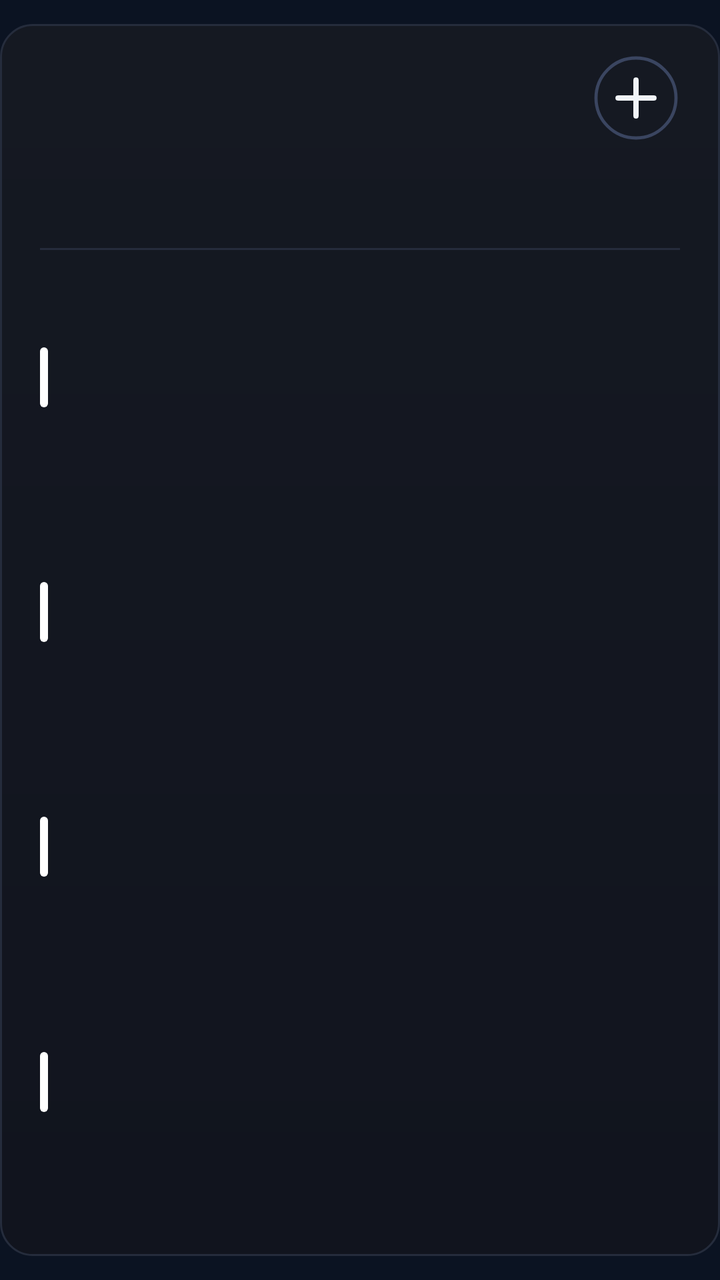
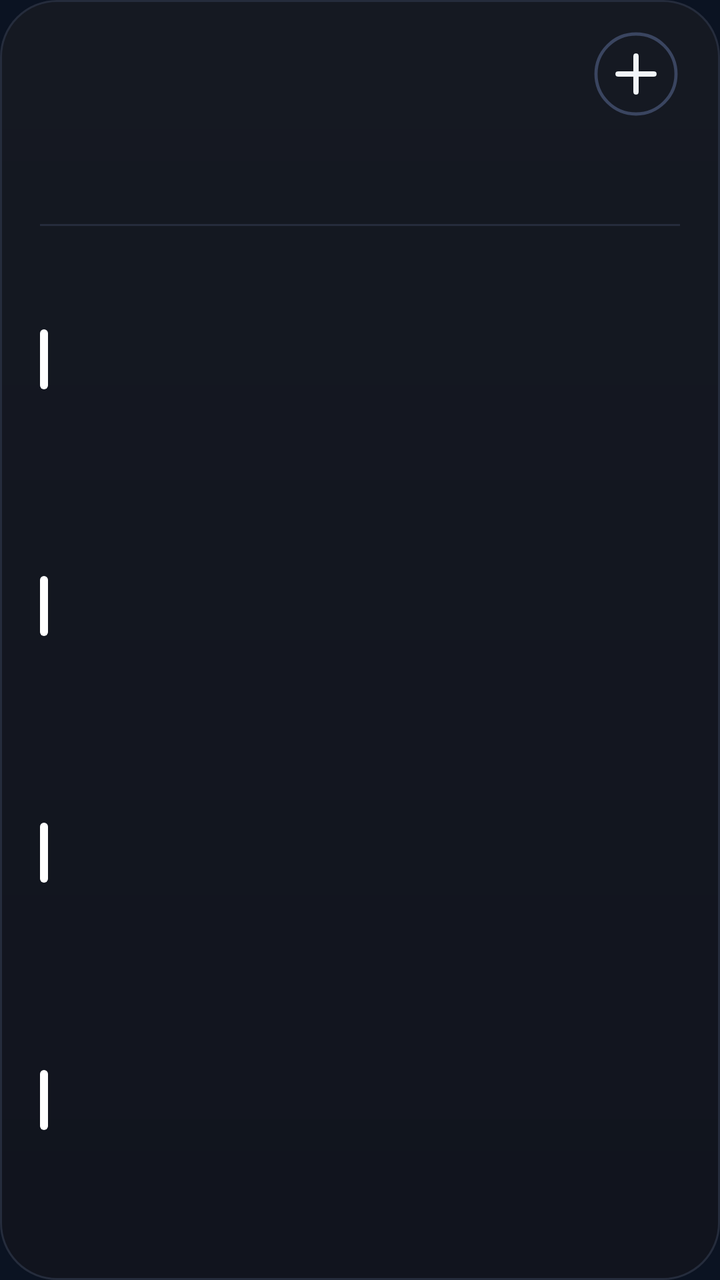

An Android layout rendered at two revisions. The XML below is the earlier revision; the diff shows what the commit changed to produce the second picture.
<!-- AndroidManifest.xml: application theme AppTheme -->
<!-- res/layout/cal_k4.xml -->
<?xml version="1.0" encoding="utf-8"?>
<FrameLayout xmlns:android="http://schemas.android.com/apk/res/android"
    android:id="@+id/root"
    android:layout_width="match_parent"
    android:layout_height="match_parent"
    android:paddingTop="12dp"
    android:paddingBottom="12dp">

    <LinearLayout
        android:id="@+id/panel"
        android:layout_width="match_parent"
        android:layout_height="match_parent"
        android:background="@drawable/cal_panel"
        android:orientation="vertical"
        android:paddingStart="20dp"
        android:paddingTop="13dp"
        android:paddingEnd="20dp"
        android:paddingBottom="14dp">

        
        <LinearLayout
            android:layout_width="match_parent"
            android:layout_height="48dp"
            android:gravity="center_vertical"
            android:orientation="horizontal">
        <ImageView
            android:id="@+id/cal_day"
            android:layout_width="wrap_content"
            android:layout_height="47dp"
            android:adjustViewBounds="true"
            android:scaleType="fitStart" />

            <LinearLayout
                android:layout_width="0dp"
                android:layout_height="wrap_content"
                android:layout_marginStart="12dp"
                android:layout_weight="1"
                android:orientation="vertical">
                <ImageView
                    android:id="@+id/cal_month"
                    android:layout_width="match_parent"
                    android:layout_height="23dp"
                    android:adjustViewBounds="true"
                    android:scaleType="fitStart" />
                <ImageView
                    android:id="@+id/cal_sub"
                    android:layout_width="match_parent"
                    android:layout_height="16dp"
                    android:adjustViewBounds="true"
                    android:layout_marginTop="2dp"
                    android:scaleType="fitStart" />
            </LinearLayout>

            <ImageView
                android:id="@+id/btn_add"
                android:layout_width="44dp"
                android:layout_height="44dp"
                android:contentDescription="New event"
                android:src="@drawable/ic_cal_add" />
        </LinearLayout>

        
        <LinearLayout
            android:layout_width="match_parent"
            android:layout_height="44dp"
            android:layout_marginTop="2dp"
            android:orientation="horizontal">
            <LinearLayout
                android:layout_width="0dp"
                android:layout_height="match_parent"
                android:layout_weight="1"
                android:gravity="center_horizontal"
                android:orientation="vertical">
                <ImageView
                    android:id="@+id/wk_label_0"
                    android:layout_width="wrap_content"
                    android:layout_height="14dp"
                    android:adjustViewBounds="true"
                    android:scaleType="fitCenter" />
                <ImageView
                    android:id="@+id/wk_num_0"
                    android:layout_width="26dp"
                    android:layout_height="26dp"
                    android:adjustViewBounds="true"
                    android:layout_marginTop="3dp"
                    android:scaleType="fitCenter" />
            </LinearLayout>
            <LinearLayout
                android:layout_width="0dp"
                android:layout_height="match_parent"
                android:layout_weight="1"
                android:gravity="center_horizontal"
                android:orientation="vertical">
                <ImageView
                    android:id="@+id/wk_label_1"
                    android:layout_width="wrap_content"
                    android:layout_height="14dp"
                    android:adjustViewBounds="true"
                    android:scaleType="fitCenter" />
                <ImageView
                    android:id="@+id/wk_num_1"
                    android:layout_width="26dp"
                    android:layout_height="26dp"
                    android:adjustViewBounds="true"
                    android:layout_marginTop="3dp"
                    android:scaleType="fitCenter" />
            </LinearLayout>
            <LinearLayout
                android:layout_width="0dp"
                android:layout_height="match_parent"
                android:layout_weight="1"
                android:gravity="center_horizontal"
                android:orientation="vertical">
                <ImageView
                    android:id="@+id/wk_label_2"
                    android:layout_width="wrap_content"
                    android:layout_height="14dp"
                    android:adjustViewBounds="true"
                    android:scaleType="fitCenter" />
                <ImageView
                    android:id="@+id/wk_num_2"
                    android:layout_width="26dp"
                    android:layout_height="26dp"
                    android:adjustViewBounds="true"
                    android:layout_marginTop="3dp"
                    android:scaleType="fitCenter" />
            </LinearLayout>
            <LinearLayout
                android:layout_width="0dp"
                android:layout_height="match_parent"
                android:layout_weight="1"
                android:gravity="center_horizontal"
                android:orientation="vertical">
                <ImageView
                    android:id="@+id/wk_label_3"
                    android:layout_width="wrap_content"
                    android:layout_height="14dp"
                    android:adjustViewBounds="true"
                    android:scaleType="fitCenter" />
                <ImageView
                    android:id="@+id/wk_num_3"
                    android:layout_width="26dp"
                    android:layout_height="26dp"
                    android:adjustViewBounds="true"
                    android:layout_marginTop="3dp"
                    android:scaleType="fitCenter" />
            </LinearLayout>
            <LinearLayout
                android:layout_width="0dp"
                android:layout_height="match_parent"
                android:layout_weight="1"
                android:gravity="center_horizontal"
                android:orientation="vertical">
                <ImageView
                    android:id="@+id/wk_label_4"
                    android:layout_width="wrap_content"
                    android:layout_height="14dp"
                    android:adjustViewBounds="true"
                    android:scaleType="fitCenter" />
                <ImageView
                    android:id="@+id/wk_num_4"
                    android:layout_width="26dp"
                    android:layout_height="26dp"
                    android:adjustViewBounds="true"
                    android:layout_marginTop="3dp"
                    android:scaleType="fitCenter" />
            </LinearLayout>
            <LinearLayout
                android:layout_width="0dp"
                android:layout_height="match_parent"
                android:layout_weight="1"
                android:gravity="center_horizontal"
                android:orientation="vertical">
                <ImageView
                    android:id="@+id/wk_label_5"
                    android:layout_width="wrap_content"
                    android:layout_height="14dp"
                    android:adjustViewBounds="true"
                    android:scaleType="fitCenter" />
                <ImageView
                    android:id="@+id/wk_num_5"
                    android:layout_width="26dp"
                    android:layout_height="26dp"
                    android:adjustViewBounds="true"
                    android:layout_marginTop="3dp"
                    android:scaleType="fitCenter" />
            </LinearLayout>
            <LinearLayout
                android:layout_width="0dp"
                android:layout_height="match_parent"
                android:layout_weight="1"
                android:gravity="center_horizontal"
                android:orientation="vertical">
                <ImageView
                    android:id="@+id/wk_label_6"
                    android:layout_width="wrap_content"
                    android:layout_height="14dp"
                    android:adjustViewBounds="true"
                    android:scaleType="fitCenter" />
                <ImageView
                    android:id="@+id/wk_num_6"
                    android:layout_width="26dp"
                    android:layout_height="26dp"
                    android:adjustViewBounds="true"
                    android:layout_marginTop="3dp"
                    android:scaleType="fitCenter" />
            </LinearLayout>
        </LinearLayout>

        <ImageView
            android:layout_width="match_parent"
            android:layout_height="1dp"
            android:layout_marginTop="5dp"
            android:layout_marginBottom="5dp"
            android:scaleType="fitXY"
            android:src="@drawable/cal_divider" />

        
        <LinearLayout
            android:layout_width="match_parent"
            android:layout_height="0dp"
            android:layout_weight="1"
            android:orientation="vertical">
        <LinearLayout
            android:id="@+id/cal_row_0"
            android:layout_width="match_parent"
            android:layout_height="0dp"
            android:layout_weight="1"
            android:gravity="center_vertical"
            android:orientation="horizontal">

            <ImageView
                android:id="@+id/cal_bar_0"
                android:layout_width="4dp"
                android:layout_height="30dp"
                android:layout_marginEnd="11dp"
                android:scaleType="fitXY"
                android:src="@drawable/cal_bar" />

            <LinearLayout
                android:layout_width="0dp"
                android:layout_height="wrap_content"
                android:layout_weight="1"
                android:orientation="vertical">

                <LinearLayout
                    android:layout_width="match_parent"
                    android:layout_height="wrap_content"
                    android:orientation="horizontal">
                    <ImageView
                        android:id="@+id/cal_time_0"
                        android:layout_width="wrap_content"
                        android:layout_height="16dp"
                        android:adjustViewBounds="true"
                        android:scaleType="fitStart" />
                    <ImageView
                        android:id="@+id/cal_hint_0"
                        android:layout_width="wrap_content"
                        android:layout_height="16dp"
                        android:adjustViewBounds="true"
                        android:layout_marginStart="9dp"
                        android:scaleType="fitStart" />
                </LinearLayout>
                <ImageView
                    android:id="@+id/cal_title_0"
                    android:layout_width="match_parent"
                    android:layout_height="22dp"
                    android:adjustViewBounds="true"
                    android:layout_marginTop="1dp"
                    android:scaleType="fitStart" />
            </LinearLayout>
        </LinearLayout>
        <LinearLayout
            android:id="@+id/cal_row_1"
            android:layout_width="match_parent"
            android:layout_height="0dp"
            android:layout_weight="1"
            android:gravity="center_vertical"
            android:orientation="horizontal">

            <ImageView
                android:id="@+id/cal_bar_1"
                android:layout_width="4dp"
                android:layout_height="30dp"
                android:layout_marginEnd="11dp"
                android:scaleType="fitXY"
                android:src="@drawable/cal_bar" />

            <LinearLayout
                android:layout_width="0dp"
                android:layout_height="wrap_content"
                android:layout_weight="1"
                android:orientation="vertical">

                <LinearLayout
                    android:layout_width="match_parent"
                    android:layout_height="wrap_content"
                    android:orientation="horizontal">
                    <ImageView
                        android:id="@+id/cal_time_1"
                        android:layout_width="wrap_content"
                        android:layout_height="16dp"
                        android:adjustViewBounds="true"
                        android:scaleType="fitStart" />
                    <ImageView
                        android:id="@+id/cal_hint_1"
                        android:layout_width="wrap_content"
                        android:layout_height="16dp"
                        android:adjustViewBounds="true"
                        android:layout_marginStart="9dp"
                        android:scaleType="fitStart" />
                </LinearLayout>
                <ImageView
                    android:id="@+id/cal_title_1"
                    android:layout_width="match_parent"
                    android:layout_height="22dp"
                    android:adjustViewBounds="true"
                    android:layout_marginTop="1dp"
                    android:scaleType="fitStart" />
            </LinearLayout>
        </LinearLayout>
        <LinearLayout
            android:id="@+id/cal_row_2"
            android:layout_width="match_parent"
            android:layout_height="0dp"
            android:layout_weight="1"
            android:gravity="center_vertical"
            android:orientation="horizontal">

            <ImageView
                android:id="@+id/cal_bar_2"
                android:layout_width="4dp"
                android:layout_height="30dp"
                android:layout_marginEnd="11dp"
                android:scaleType="fitXY"
                android:src="@drawable/cal_bar" />

            <LinearLayout
                android:layout_width="0dp"
                android:layout_height="wrap_content"
                android:layout_weight="1"
                android:orientation="vertical">

                <LinearLayout
                    android:layout_width="match_parent"
                    android:layout_height="wrap_content"
                    android:orientation="horizontal">
                    <ImageView
                        android:id="@+id/cal_time_2"
                        android:layout_width="wrap_content"
                        android:layout_height="16dp"
                        android:adjustViewBounds="true"
                        android:scaleType="fitStart" />
                    <ImageView
                        android:id="@+id/cal_hint_2"
                        android:layout_width="wrap_content"
                        android:layout_height="16dp"
                        android:adjustViewBounds="true"
                        android:layout_marginStart="9dp"
                        android:scaleType="fitStart" />
                </LinearLayout>
                <ImageView
                    android:id="@+id/cal_title_2"
                    android:layout_width="match_parent"
                    android:layout_height="22dp"
                    android:adjustViewBounds="true"
                    android:layout_marginTop="1dp"
                    android:scaleType="fitStart" />
            </LinearLayout>
        </LinearLayout>
        <LinearLayout
            android:id="@+id/cal_row_3"
            android:layout_width="match_parent"
            android:layout_height="0dp"
            android:layout_weight="1"
            android:gravity="center_vertical"
            android:orientation="horizontal">

            <ImageView
                android:id="@+id/cal_bar_3"
                android:layout_width="4dp"
                android:layout_height="30dp"
                android:layout_marginEnd="11dp"
                android:scaleType="fitXY"
                android:src="@drawable/cal_bar" />

            <LinearLayout
                android:layout_width="0dp"
                android:layout_height="wrap_content"
                android:layout_weight="1"
                android:orientation="vertical">

                <LinearLayout
                    android:layout_width="match_parent"
                    android:layout_height="wrap_content"
                    android:orientation="horizontal">
                    <ImageView
                        android:id="@+id/cal_time_3"
                        android:layout_width="wrap_content"
                        android:layout_height="16dp"
                        android:adjustViewBounds="true"
                        android:scaleType="fitStart" />
                    <ImageView
                        android:id="@+id/cal_hint_3"
                        android:layout_width="wrap_content"
                        android:layout_height="16dp"
                        android:adjustViewBounds="true"
                        android:layout_marginStart="9dp"
                        android:scaleType="fitStart" />
                </LinearLayout>
                <ImageView
                    android:id="@+id/cal_title_3"
                    android:layout_width="match_parent"
                    android:layout_height="22dp"
                    android:adjustViewBounds="true"
                    android:layout_marginTop="1dp"
                    android:scaleType="fitStart" />
            </LinearLayout>
        </LinearLayout>
        </LinearLayout>
        <ImageView
            android:id="@+id/cal_more"
            android:layout_width="match_parent"
            android:layout_height="14dp"
            android:adjustViewBounds="true"
            android:scaleType="fitEnd" />
    </LinearLayout>
</FrameLayout>
<!-- resources referenced by this layout -->
<resources>
  <!-- drawable cal_bar (drawable) -->
  <?xml version="1.0" encoding="utf-8"?>
  <shape xmlns:android="http://schemas.android.com/apk/res/android" android:shape="rectangle">
      <solid android:color="#FFFFFFFF" />
      <corners android:radius="2dp" />
  </shape>
  <!-- drawable cal_divider (drawable) -->
  <?xml version="1.0" encoding="utf-8"?>
  <shape xmlns:android="http://schemas.android.com/apk/res/android" android:shape="rectangle">
      <solid android:color="#FF252C3C" />
  </shape>
  <!-- drawable cal_panel (drawable) -->
  <?xml version="1.0" encoding="utf-8"?>
  <shape xmlns:android="http://schemas.android.com/apk/res/android" android:shape="rectangle">
      <gradient android:angle="270" android:startColor="#FF151922" android:endColor="#FF11141E" />
      <stroke android:width="1dp" android:color="#FF252C3C" />
      <corners android:radius="@dimen/widget_radius" />
  </shape>
  <!-- drawable ic_cal_add (drawable) -->
  <?xml version="1.0" encoding="utf-8"?>
  <vector xmlns:android="http://schemas.android.com/apk/res/android"
      android:width="44dp"
      android:height="44dp"
      android:viewportWidth="44"
      android:viewportHeight="44">
      <path
          android:pathData="M22,22m-20,0a20,20 0,1 1,40 0a20,20 0,1 1,-40 0"
          android:strokeColor="#FF3A4560"
          android:strokeWidth="1.6" />
      <path
          android:pathData="M13,22L31,22M22,13L22,31"
          android:strokeColor="#FFF1F5F9"
          android:strokeLineCap="round"
          android:strokeWidth="2.6" />
  </vector>
  <style name="AppTheme" parent="@android:style/Theme.DeviceDefault.NoActionBar">
          <item name="android:colorAccent">#DF8B35</item>
          <item name="android:colorControlActivated">#DF8B35</item>
          <item name="android:windowBackground">#0B1322</item>
          <item name="android:statusBarColor">#0E111A</item>
          <item name="android:navigationBarColor">#0B1322</item>
          <item name="android:textColorHint">#718096</item>
      </style>
  <dimen name="widget_radius">16dp</dimen>
</resources>

<!-- the commit's change to res/layout/cal_k4.xml (unified diff, before → after) -->
@@ -3,8 +3,7 @@
     android:id="@+id/root"
     android:layout_width="match_parent"
     android:layout_height="match_parent"
-    android:paddingTop="12dp"
-    android:paddingBottom="12dp">
+    android:padding="0dp">
 
     <LinearLayout
         android:id="@+id/panel"
<!-- resource entries referenced after the edit -->
@@ -43,6 +43,6 @@
           <item name="android:navigationBarColor">#0B1322</item>
           <item name="android:textColorHint">#718096</item>
       </style>
-  <dimen name="widget_radius">16dp</dimen>
+  <dimen name="widget_radius">24dp</dimen>
 </resources>
 
